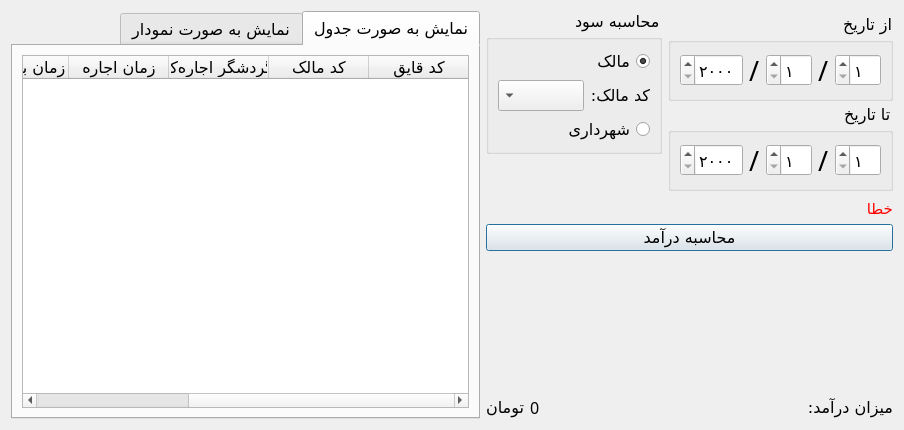
Qt form UI/StatDialog.ui (aghababaei-alireza/Boat_Rent) before a commit.
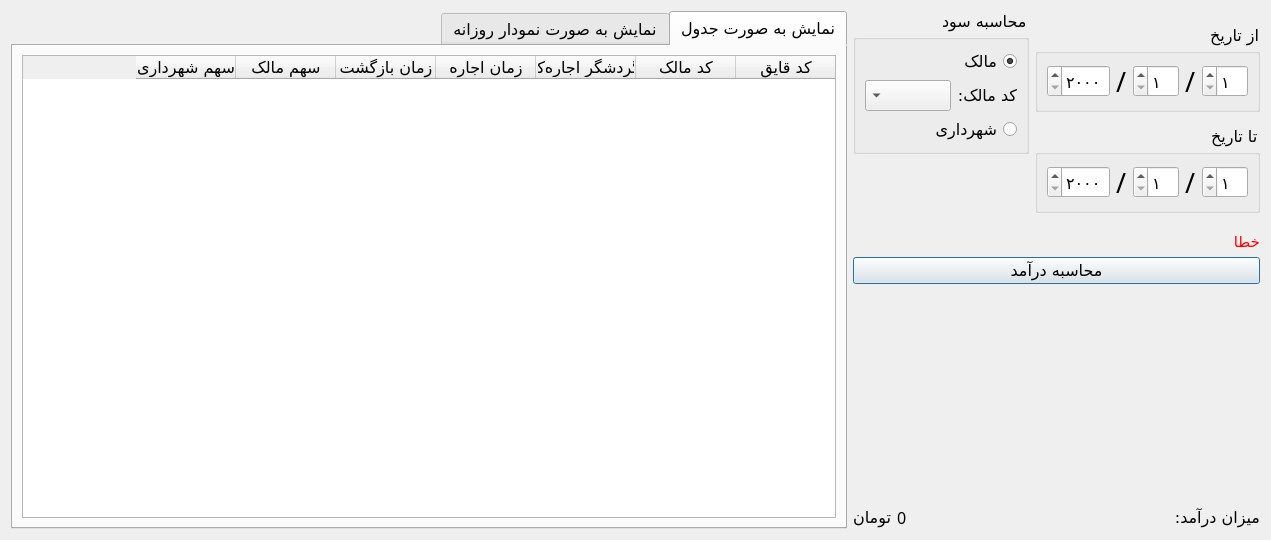
The same form after that commit.

```diff
--- a/UI/StatDialog.ui
+++ b/UI/StatDialog.ui
@@ -6,8 +6,8 @@
    <rect>
     <x>0</x>
     <y>0</y>
-    <width>904</width>
-    <height>430</height>
+    <width>1271</width>
+    <height>540</height>
    </rect>
   </property>
   <property name="font">
@@ -440,7 +440,7 @@
      </widget>
      <widget class="QWidget" name="tab_plot">
       <attribute name="title">
-       <string>نمایش به صورت نمودار</string>
+       <string>نمایش به صورت نمودار روزانه</string>
       </attribute>
       <layout class="QVBoxLayout" name="verticalLayout_7">
        <item>
```
